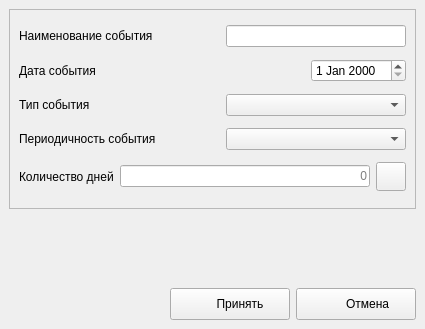
wterkin/qt-forget-me-not, file ui/f_eventeditor.ui: the form before one commit.
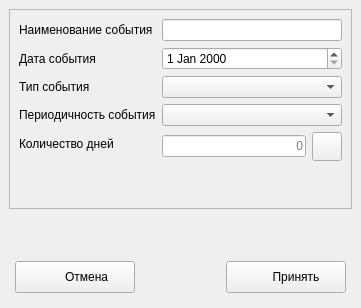
The form after the commit. Icons and pictures are not drawn.

Commit message: Исправлена группировка формы редактирования события

```diff
--- a/ui/f_eventeditor.ui
+++ b/ui/f_eventeditor.ui
@@ -6,14 +6,16 @@
    <rect>
     <x>0</x>
     <y>0</y>
-    <width>425</width>
-    <height>329</height>
+    <width>353</width>
+    <height>308</height>
    </rect>
   </property>
   <property name="windowTitle">
    <string>Forget-Me_Not - редактор события</string>
   </property>
   <widget class="QWidget" name="centralwidget">
+   <layout class="QVBoxLayout" name="verticalLayout_3">
+    <item>
    <layout class="QVBoxLayout" name="verticalLayout_2">
     <item>
      <widget class="QFrame" name="frame">
@@ -31,28 +33,18 @@
       </property>
       <layout class="QVBoxLayout" name="verticalLayout">
        <item>
-        <layout class="QHBoxLayout" name="horizontalLayout">
-         <item>
+          <layout class="QFormLayout" name="formLayout">
+           <property name="labelAlignment">
+            <set>Qt::AlignLeading|Qt::AlignLeft|Qt::AlignVCenter</set>
+           </property>
+           <item row="0" column="0">
           <widget class="QLabel" name="label">
            <property name="text">
             <string>Наименование события</string>
            </property>
           </widget>
          </item>
-         <item>
-          <spacer name="horizontalSpacer">
-           <property name="orientation">
-            <enum>Qt::Horizontal</enum>
-           </property>
-           <property name="sizeHint" stdset="0">
-            <size>
-             <width>72</width>
-             <height>20</height>
-            </size>
-           </property>
-          </spacer>
-         </item>
-         <item>
+           <item row="0" column="1">
           <widget class="QLineEdit" name="lineEdit_EventName">
            <property name="minimumSize">
             <size>
@@ -62,58 +54,24 @@
            </property>
           </widget>
          </item>
-        </layout>
-       </item>
-       <item>
-        <layout class="QHBoxLayout" name="horizontalLayout_2">
-         <item>
+           <item row="1" column="0">
           <widget class="QLabel" name="label_2">
            <property name="text">
             <string>Дата события</string>
            </property>
           </widget>
          </item>
-         <item>
-          <spacer name="horizontalSpacer_2">
-           <property name="orientation">
-            <enum>Qt::Horizontal</enum>
-           </property>
-           <property name="sizeHint" stdset="0">
-            <size>
-             <width>68</width>
-             <height>20</height>
-            </size>
-           </property>
-          </spacer>
-         </item>
-         <item>
+           <item row="1" column="1">
           <widget class="QDateEdit" name="dateEdit_EventDate"/>
          </item>
-        </layout>
-       </item>
-       <item>
-        <layout class="QHBoxLayout" name="horizontalLayout_3">
-         <item>
+           <item row="2" column="0">
           <widget class="QLabel" name="label_3">
            <property name="text">
             <string>Тип события</string>
            </property>
           </widget>
          </item>
-         <item>
-          <spacer name="horizontalSpacer_3">
-           <property name="orientation">
-            <enum>Qt::Horizontal</enum>
-           </property>
-           <property name="sizeHint" stdset="0">
-            <size>
-             <width>78</width>
-             <height>20</height>
-            </size>
-           </property>
-          </spacer>
-         </item>
-         <item>
+           <item row="2" column="1">
           <widget class="QComboBox" name="comboBox_EventType">
            <property name="minimumSize">
             <size>
@@ -129,31 +87,14 @@
            </property>
           </widget>
          </item>
-        </layout>
-       </item>
-       <item>
-        <layout class="QHBoxLayout" name="horizontalLayout_4">
-         <item>
+           <item row="3" column="0">
           <widget class="QLabel" name="label_4">
            <property name="text">
             <string>Периодичность события</string>
            </property>
           </widget>
          </item>
-         <item>
-          <spacer name="horizontalSpacer_4">
-           <property name="orientation">
-            <enum>Qt::Horizontal</enum>
-           </property>
-           <property name="sizeHint" stdset="0">
-            <size>
-             <width>7</width>
-             <height>17</height>
-            </size>
-           </property>
-          </spacer>
-         </item>
-         <item>
+           <item row="3" column="1">
           <widget class="QComboBox" name="comboBox_EventPeriod">
            <property name="minimumSize">
             <size>
@@ -163,17 +104,15 @@
            </property>
           </widget>
          </item>
-        </layout>
-       </item>
-       <item>
-        <layout class="QHBoxLayout" name="horizontalLayout_6">
-         <item>
+           <item row="4" column="0">
           <widget class="QLabel" name="label_5">
            <property name="text">
             <string>Количество дней</string>
            </property>
           </widget>
          </item>
+           <item row="4" column="1">
+            <layout class="QHBoxLayout" name="horizontalLayout">
          <item>
           <widget class="QLineEdit" name="lineEdit_Days">
            <property name="inputMask">
@@ -207,6 +146,8 @@
         </layout>
        </item>
       </layout>
+         </item>
+        </layout>
      </widget>
     </item>
     <item>
@@ -224,6 +165,38 @@
     </item>
     <item>
      <layout class="QHBoxLayout" name="horizontalLayout_5">
+        <property name="leftMargin">
+         <number>6</number>
+        </property>
+        <property name="topMargin">
+         <number>6</number>
+        </property>
+        <property name="rightMargin">
+         <number>6</number>
+        </property>
+        <property name="bottomMargin">
+         <number>6</number>
+        </property>
+        <item>
+         <widget class="QToolButton" name="toolButton_Reject">
+          <property name="minimumSize">
+           <size>
+            <width>120</width>
+            <height>32</height>
+           </size>
+          </property>
+          <property name="text">
+           <string>       Отмена</string>
+          </property>
+          <property name="icon">
+           <iconset>
+            <normaloff>gtk_cancel.png</normaloff>gtk_cancel.png</iconset>
+          </property>
+          <property name="toolButtonStyle">
+           <enum>Qt::ToolButtonTextBesideIcon</enum>
+          </property>
+         </widget>
+        </item>
       <item>
        <spacer name="horizontalSpacer_5">
         <property name="orientation">
@@ -257,25 +230,7 @@
         </property>
        </widget>
       </item>
-      <item>
-       <widget class="QToolButton" name="toolButton_Reject">
-        <property name="minimumSize">
-         <size>
-          <width>120</width>
-          <height>32</height>
-         </size>
-        </property>
-        <property name="text">
-         <string>       Отмена</string>
-        </property>
-        <property name="icon">
-         <iconset>
-          <normaloff>gtk_cancel.png</normaloff>gtk_cancel.png</iconset>
-        </property>
-        <property name="toolButtonStyle">
-         <enum>Qt::ToolButtonTextBesideIcon</enum>
-        </property>
-       </widget>
+       </layout>
       </item>
      </layout>
     </item>
```
Lines whose indentation alone changed are shown as unchanged. The commit also changes 1 other file.
